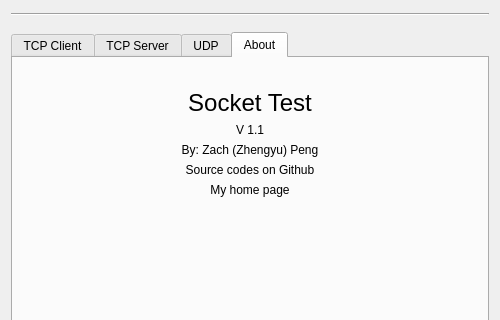
Old version of the form mainwindow.ui in the repository rookiepeng/comm-test; both pictures show x 0 to 500 and y 81 to 401 of the 500 by 600 pixel window.
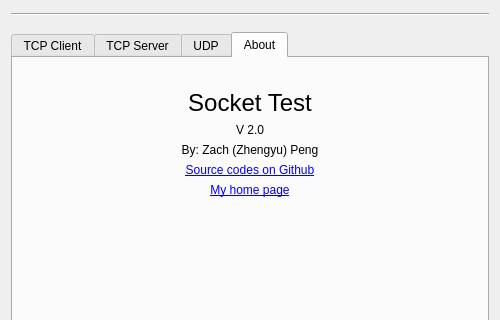
New version of the form. The open tabs and pages were chosen to show the change.

What changed in the file:
```diff
--- a/mainwindow.ui
+++ b/mainwindow.ui
@@ -713,7 +713,7 @@
         <item>
          <widget class="QLabel" name="label_AppVersion">
           <property name="text">
-           <string>V 1.1</string>
+           <string>V 2.0</string>
           </property>
           <property name="alignment">
            <set>Qt::AlignCenter</set>
@@ -736,7 +736,7 @@
         <item>
          <widget class="QLabel" name="label_GitHub">
           <property name="text">
-           <string>Source codes on Github</string>
+           <string>&lt;html&gt;&lt;head/&gt;&lt;body&gt;&lt;p&gt;&lt;a href=&quot;https://github.com/rookiepeng/socket-test-qt&quot; target=&quot;_blank&quot;&gt;&lt;span style=&quot; text-decoration: underline; color:#0000ff;&quot;&gt;Source codes on Github&lt;/span&gt;&lt;/a&gt;&lt;/p&gt;&lt;/body&gt;&lt;/html&gt;</string>
           </property>
           <property name="alignment">
            <set>Qt::AlignCenter</set>
@@ -749,7 +749,7 @@
         <item>
          <widget class="QLabel" name="label_HomePage">
           <property name="text">
-           <string>My home page</string>
+           <string>&lt;html&gt;&lt;head/&gt;&lt;body&gt;&lt;p&gt;&lt;a href=&quot;https://zpeng.me/&quot; target=&quot;_blank&quot;&gt;&lt;span style=&quot; text-decoration: underline; color:#0000ff;&quot;&gt;My home page&lt;/span&gt;&lt;/a&gt;&lt;/p&gt;&lt;/body&gt;&lt;/html&gt;</string>
           </property>
           <property name="alignment">
            <set>Qt::AlignCenter</set>
```
